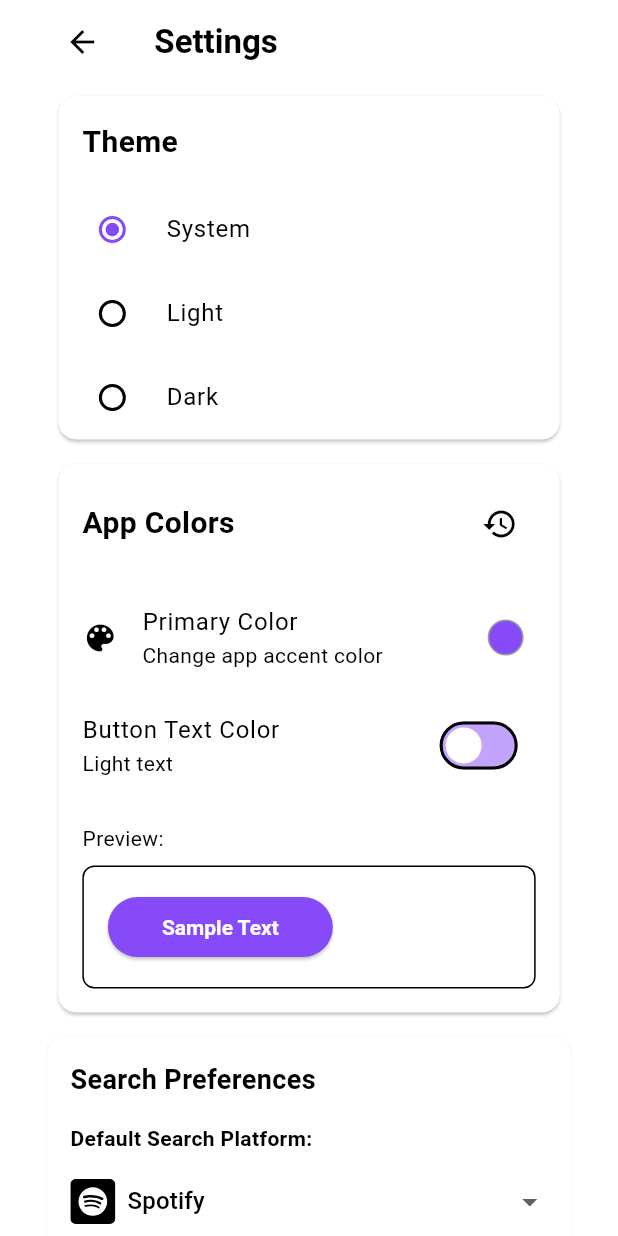
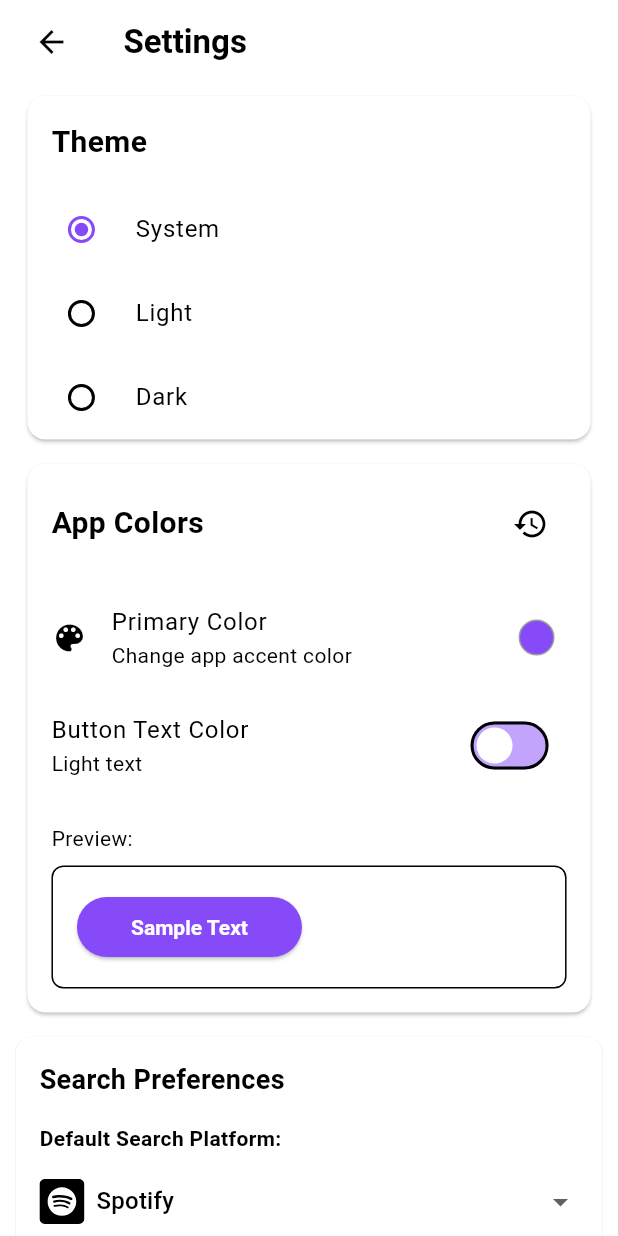
Before and after one commit to ALi3naTEd0/RateMe, a Flutter app: the screen it shows after launch, after a tap on the "settings" icon, on a phone screen of 412 x 824 dp. Run offline on Flutter 3.47's test engine with Material 3 defaults, Android fonts, the phone set to English and light mode, and no system bars; our stand-ins replace file_picker, flutter_svg, package_info_plus, share_plus, shared_preferences, sqflite and 1 more; missing offline and left inert: flex_color_picker; accounts and stored records are empty; project files that could hold a hidden picture were left out.

Commit message:
feat(UI): Implement responsive layout with 95% mobile/85% desktop width and add horizontal scrolling for tracklists

```diff
--- a/lib/core/services/theme_service.dart
+++ b/lib/core/services/theme_service.dart
@@ -1,5 +1,4 @@
 import 'dart:io';
-
 import 'package:flutter/material.dart';
 import '../../database/database_helper.dart';
 import 'logging.dart';
@@ -40,6 +39,23 @@ class ThemeService extends ChangeNotifier {
 
   // Standard content max width factor - 85% of screen width (matching AppDimensions)
   static const double contentMaxWidthFactor = 0.85;
+
+  // Define this as a static method that takes context
+  static double getContentMaxWidthFactor(BuildContext context) {
+    // Use 95% width on mobile platforms, 85% on larger screens
+    return Platform.isAndroid ||
+            Platform.isIOS ||
+            MediaQuery.of(context).size.width < 600
+        ? 0.95
+        : 0.85;
+  }
+
+  // For backward compatibility, provide a property that uses a default width factor
+  // Rename this to avoid duplicate definition
+  static double get defaultContentMaxWidthFactor {
+    // For cases where we don't have a context, use the platform size
+    return Platform.isAndroid || Platform.isIOS ? 0.95 : 0.85;
+  }
 
   // Override getter methods to track when theme is requested
   static ThemeData get lightTheme {
--- a/lib/features/albums/saved_ratings_page.dart
+++ b/lib/features/albums/saved_ratings_page.dart
@@ -1,5 +1,6 @@
 import 'dart:async';
 import 'package:flutter/material.dart';
+import 'package:rateme/core/services/theme_service.dart';
 import 'dart:convert';
 import '../../database/database_helper.dart';
 import 'saved_album_page.dart';
@@ -512,7 +513,9 @@ class _SavedRatingsPageState extends State<SavedRatingsPage> {
 
   @override
   Widget build(BuildContext context) {
-    final pageWidth = MediaQuery.of(context).size.width * 0.85;
+    // Update to use the responsive width factor
+    final pageWidth = MediaQuery.of(context).size.width *
+        ThemeService.getContentMaxWidthFactor(context);
     final horizontalPadding =
         (MediaQuery.of(context).size.width - pageWidth) / 2;
 
--- a/lib/features/settings/settings_page.dart
+++ b/lib/features/settings/settings_page.dart
@@ -1276,7 +1276,8 @@ class _SettingsPageState extends State<SettingsPage> {
     return AnimatedBuilder(
       animation: ts.ThemeService.instance,
       builder: (context, _) {
-        final pageWidth = MediaQuery.of(context).size.width * 0.85;
+        final pageWidth = MediaQuery.of(context).size.width *
+            ts.ThemeService.getContentMaxWidthFactor(context);
         final horizontalPadding =
             (MediaQuery.of(context).size.width - pageWidth) / 2;
 
--- a/lib/main.dart
+++ b/lib/main.dart
@@ -435,6 +435,13 @@ class _MyAppState extends State<MyApp> {
 
   @override
   Widget build(BuildContext context) {
+    // Calculate responsive width based on device
+    final pageWidth = MediaQuery.of(context).size.width *
+        (Platform.isAndroid || Platform.isIOS ? 0.95 : 0.85);
+
+    // Always use a fixed 85% width for the search bar on all platforms
+    final searchBarWidth = MediaQuery.of(context).size.width * 0.85;
+
     // First, store the current values to ensure they don't change during build
     final currentThemeMode = _themeMode; // Make a local copy
     // Remove unused variable warning by not declaring it if we're not using it
@@ -624,7 +631,7 @@ class _MyAppState extends State<MyApp> {
                     ),
                     const SizedBox(width: 8),
                     SizedBox(
-                      width: searchWidth - 60,
+                      width: searchBarWidth - 60, // Use fixed 85% width for all platforms
                       child: TextField(
                         controller: searchController,
                         decoration: InputDecoration(
@@ -679,7 +686,7 @@ class _MyAppState extends State<MyApp> {
                         ? Center(child: Container())
                         : Center(
                             child: SizedBox(
-                              width: searchWidth,
+                              width: pageWidth, // Use responsive width for content
                               child: ListView.builder(
                                 itemCount: searchResults.length,
                                 itemBuilder: (context, index) {
```
Also changed, not shown: lib/features/albums/details_page.dart (+63 -51 lines), lib/features/albums/saved_album_page.dart (+14 -6 lines), lib/features/custom_lists/custom_lists_page.dart (+6 -2 lines), 1 other file.
